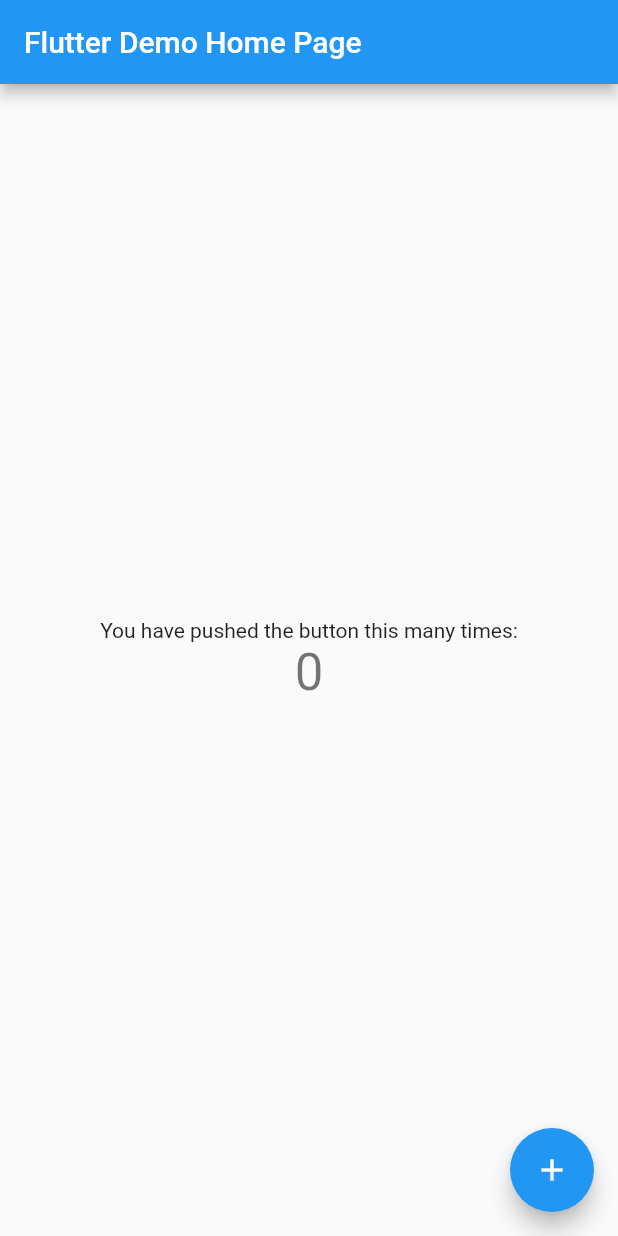
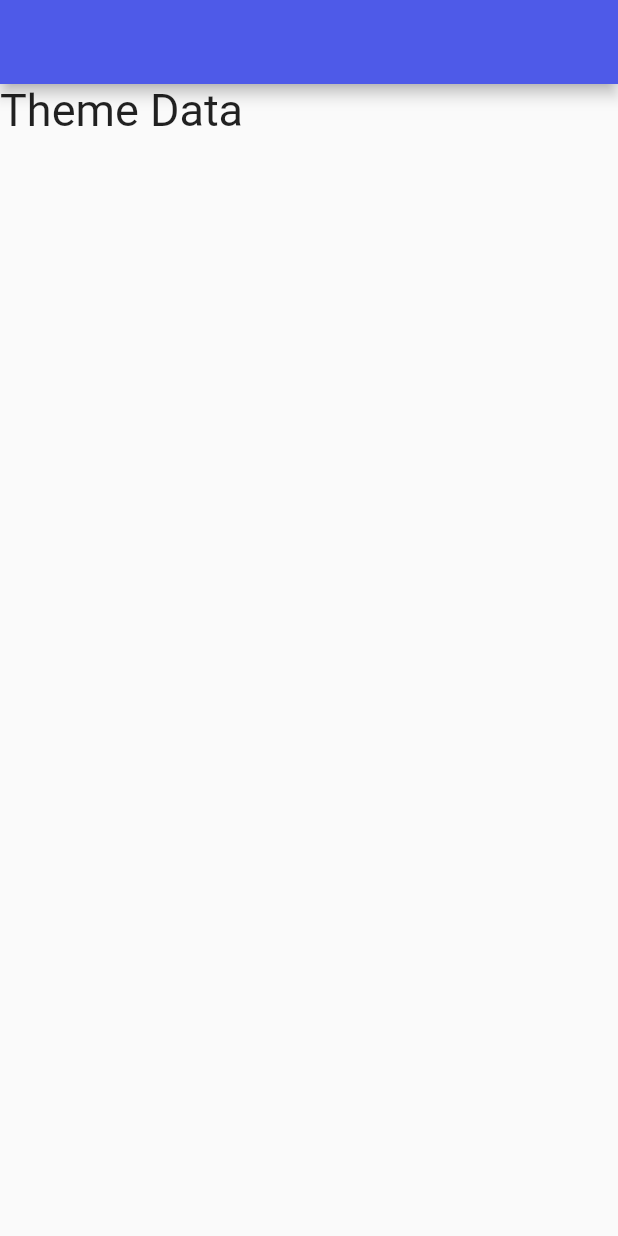
Before and after one commit to ArthurBufon/fluter_to_do_app, a Flutter app: the screen it shows after launch, on a phone screen of 412 x 824 dp. Run offline on Flutter 3.47's test engine with Material 2 defaults, Android fonts, the phone set to English and light mode, and no system bars.

Commit message:
classe de temas

```diff
--- a/lib/main.dart
+++ b/lib/main.dart
@@ -1,4 +1,6 @@
 import 'package:flutter/material.dart';
+import 'package:flutter_to_do_app/ui/home_page.dart';
+import 'package:flutter_to_do_app/ui/theme.dart';
 
 void main() {
   runApp(const MyApp());
@@ -12,104 +14,11 @@ class MyApp extends StatelessWidget {
   Widget build(BuildContext context) {
     return MaterialApp(
       title: 'Flutter Demo',
-      theme: ThemeData(
-        // This is the theme of your application.
-        //
-        // Try running your application with "flutter run". You'll see the
-        // application has a blue toolbar. Then, without quitting the app, try
-        // changing the primarySwatch below to Colors.green and then invoke
-        // "hot reload" (press "r" in the console where you ran "flutter run",
-        // or simply save your changes to "hot reload" in a Flutter IDE).
-        // Notice that the counter didn't reset back to zero; the application
-        // is not restarted.
-        primarySwatch: Colors.blue,
-      ),
-      home: const MyHomePage(title: 'Flutter Demo Home Page'),
+      debugShowCheckedModeBanner: false,
+      theme: Themes.light,
+      darkTheme: Themes.dark,
+      themeMode: ThemeMode.light,
+      home: const HomePage(),
     );
   }
 }
-
-class MyHomePage extends StatefulWidget {
-  const MyHomePage({super.key, required this.title});
-
-  // This widget is the home page of your application. It is stateful, meaning
-  // that it has a State object (defined below) that contains fields that affect
-  // how it looks.
-
-  // This class is the configuration for the state. It holds the values (in this
-  // case the title) provided by the parent (in this case the App widget) and
-  // used by the build method of the State. Fields in a Widget subclass are
-  // always marked "final".
-
-  final String title;
-
-  @override
-  State<MyHomePage> createState() => _MyHomePageState();
-}
-
-class _MyHomePageState extends State<MyHomePage> {
-  int _counter = 0;
-
-  void _incrementCounter() {
-    setState(() {
-      // This call to setState tells the Flutter framework that something has
-      // changed in this State, which causes it to rerun the build method below
-      // so that the display can reflect the updated values. If we changed
-      // _counter without calling setState(), then the build method would not be
-      // called again, and so nothing would appear to happen.
-      _counter++;
-    });
-  }
-
-  @override
-  Widget build(BuildContext context) {
-    // This method is rerun every time setState is called, for instance as done
-    // by the _incrementCounter method above.
-    //
-    // The Flutter framework has been optimized to make rerunning build methods
-    // fast, so that you can just rebuild anything that needs updating rather
-    // than having to individually change instances of widgets.
-    return Scaffold(
-      appBar: AppBar(
-        // Here we take the value from the MyHomePage object that was created by
-        // the App.build method, and use it to set our appbar title.
-        title: Text(widget.title),
-      ),
-      body: Center(
-        // Center is a layout widget. It takes a single child and positions it
-        // in the middle of the parent.
-        child: Column(
-          // Column is also a layout widget. It takes a list of children and
-          // arranges them vertically. By default, it sizes itself to fit its
-          // children horizontally, and tries to be as tall as its parent.
-          //
-          // Invoke "debug painting" (press "p" in the console, choose the
-          // "Toggle Debug Paint" action from the Flutter Inspector in Android
-          // Studio, or the "Toggle Debug Paint" command in Visual Studio Code)
-          // to see the wireframe for each widget.
-          //
-          // Column has various properties to control how it sizes itself and
-          // how it positions its children. Here we use mainAxisAlignment to
-          // center the children vertically; the main axis here is the vertical
-          // axis because Columns are vertical (the cross axis would be
-          // horizontal).
-          mainAxisAlignment: MainAxisAlignment.center,
-          children: <Widget>[
-            const Text(
-              'You have pushed the button this many times:',
-            ),
-            Text(
-              '$_counter',
-              style: Theme.of(context).textTheme.headlineMedium,
-            ),
-          ],
-        ),
-      ),
-      floatingActionButton: FloatingActionButton(
-        onPressed: _incrementCounter,
-        tooltip: 'Increment',
-        child: const Icon(Icons.add),
-      ), // This trailing comma makes auto-formatting nicer for build methods.
-    );
-  }
-}
--- /dev/null
+++ b/lib/ui/home_page.dart
@@ -0,0 +1,26 @@
+import 'package:flutter/material.dart';
+import 'package:flutter_to_do_app/ui/theme.dart';
+
+class HomePage extends StatefulWidget {
+  const HomePage({super.key});
+
+  @override
+  State<HomePage> createState() => _HomePageState();
+}
+
+class _HomePageState extends State<HomePage> {
+  @override
+  Widget build(BuildContext context) {
+    return Scaffold(
+      appBar: AppBar(),
+      body: Column(
+        children: const [
+          Text("Theme Data",
+          style: TextStyle(
+            fontSize: 30,
+          ),)
+        ],
+      ),
+    );
+  }
+}
--- /dev/null
+++ b/lib/ui/theme.dart
@@ -0,0 +1,28 @@
+import 'package:flutter/material.dart';
+
+const Color bluishClr = Color(0xFF4e5ae8);
+const Color yellowClr = Color(0xFFFFB746);
+const Color pinkClr = Color(0xFFff4667);
+const Color white = Color(0xFF4e5ae8);
+const Color primaryClr = bluishClr;
+const Color darkGreyClr = Color(0xFF121212);
+const Color darkHeaderClr = Color(0xFF424242);
+
+class Themes {
+  static final light = ThemeData(
+    appBarTheme: const AppBarTheme(
+      iconTheme: IconThemeData(color: primaryClr),
+      color: primaryClr, //<-- SEE HERE
+    ),
+    primaryColor: primaryClr,
+    brightness: Brightness.light,
+  );
+  static final dark = ThemeData(
+    appBarTheme: const AppBarTheme(
+      iconTheme: IconThemeData(color: darkGreyClr),
+      color: darkGreyClr, //<-- SEE HERE
+    ),
+    primaryColor: darkGreyClr,
+    brightness: Brightness.dark,
+  );
+}
```
